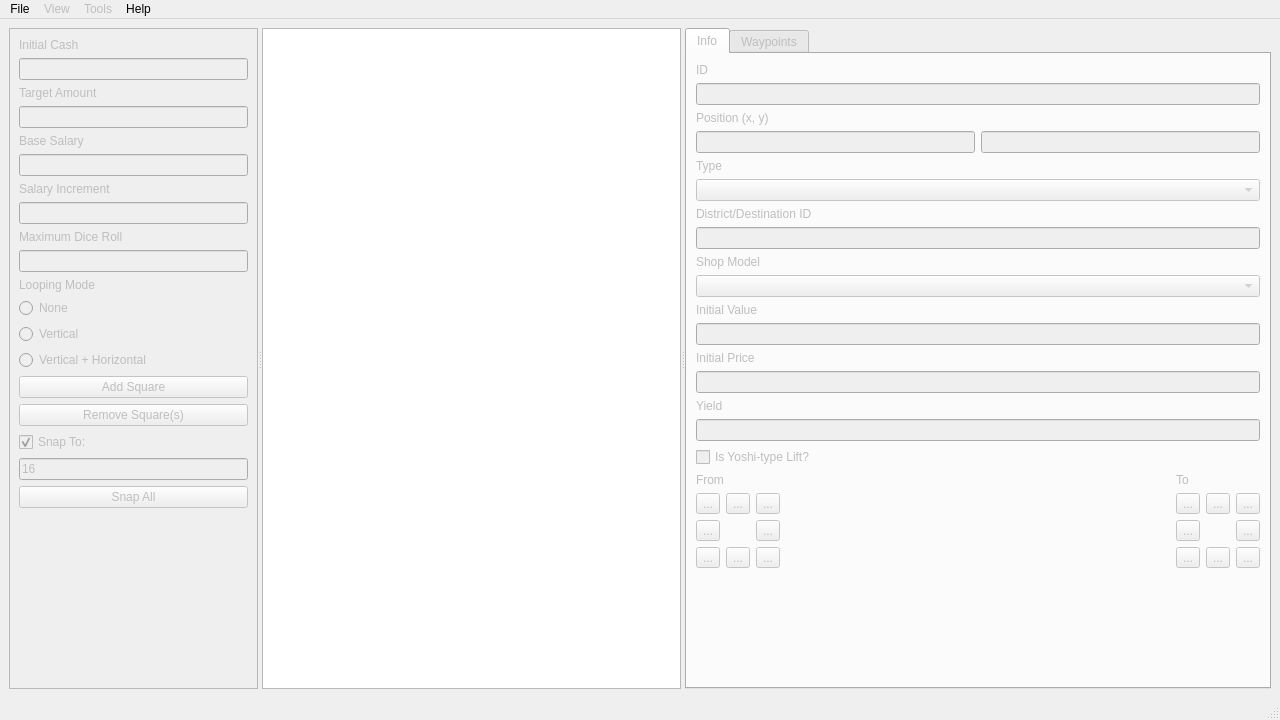
Qt form mainwindow.ui (FortuneStreetModding/fortune-avenue-qt) before a commit.
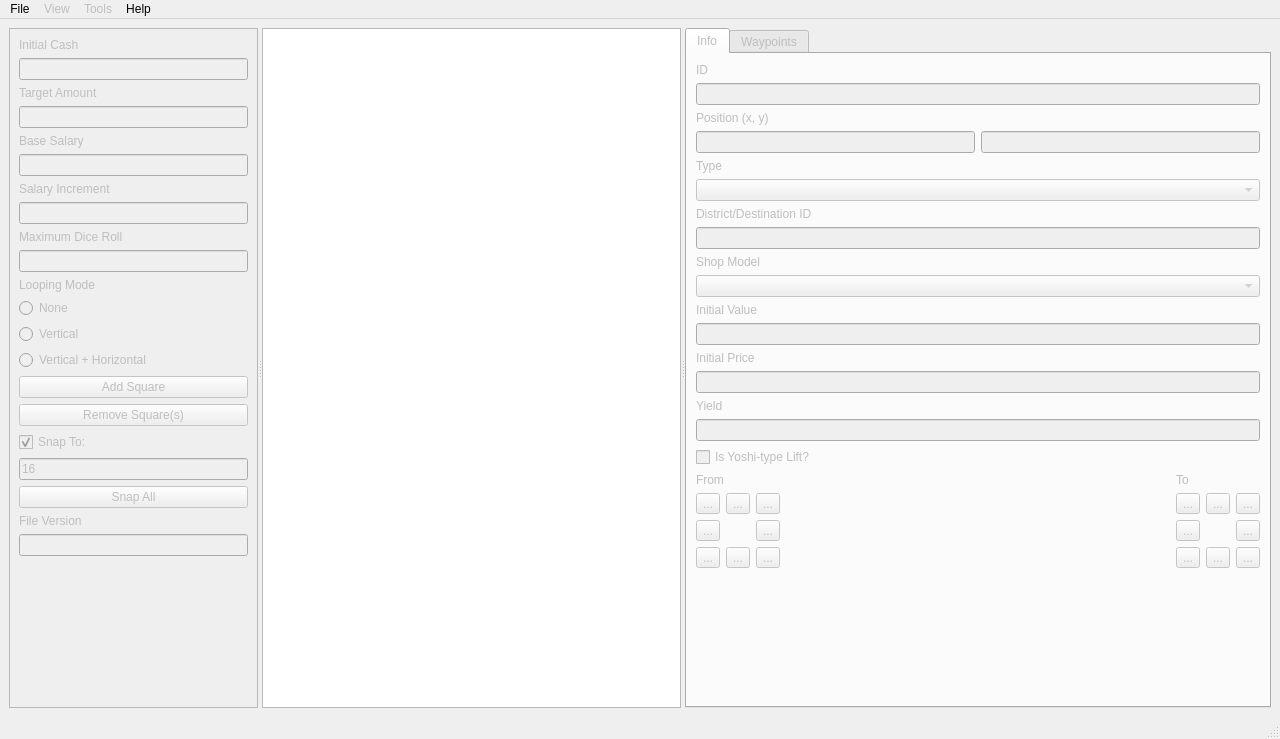
The same form after that commit. Icons and pictures are not drawn.

What changed in the file:
```diff
--- a/mainwindow.ui
+++ b/mainwindow.ui
@@ -7,7 +7,7 @@
     <x>0</x>
     <y>0</y>
     <width>1280</width>
-    <height>720</height>
+    <height>739</height>
    </rect>
   </property>
   <property name="windowTitle">
@@ -177,6 +177,20 @@
           </property>
          </widget>
         </item>
+        <item>
+         <widget class="QLabel" name="label_25">
+          <property name="text">
+           <string>File Version</string>
+          </property>
+         </widget>
+        </item>
+        <item>
+         <widget class="QLineEdit" name="fileVersion">
+          <property name="enabled">
+           <bool>false</bool>
+          </property>
+         </widget>
+        </item>
         <item>
          <spacer name="verticalSpacer">
           <property name="orientation">
```
Left out of the diff: 4 changed lines with no effect on the pictures.
